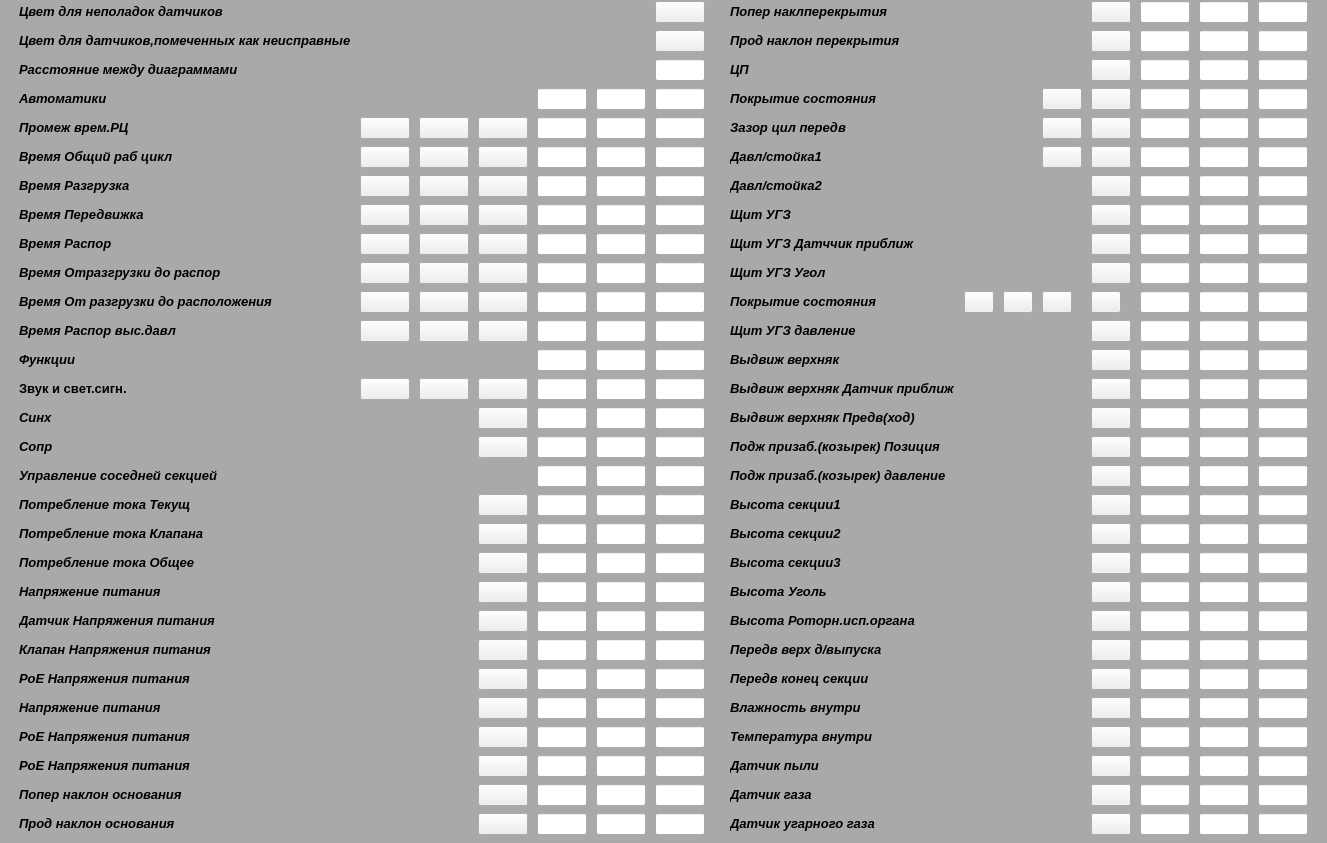
This is view/settings_sensors.ui in ilyababich21/NIva1 as Qt 5 draws it before an edit. The edited form follows.
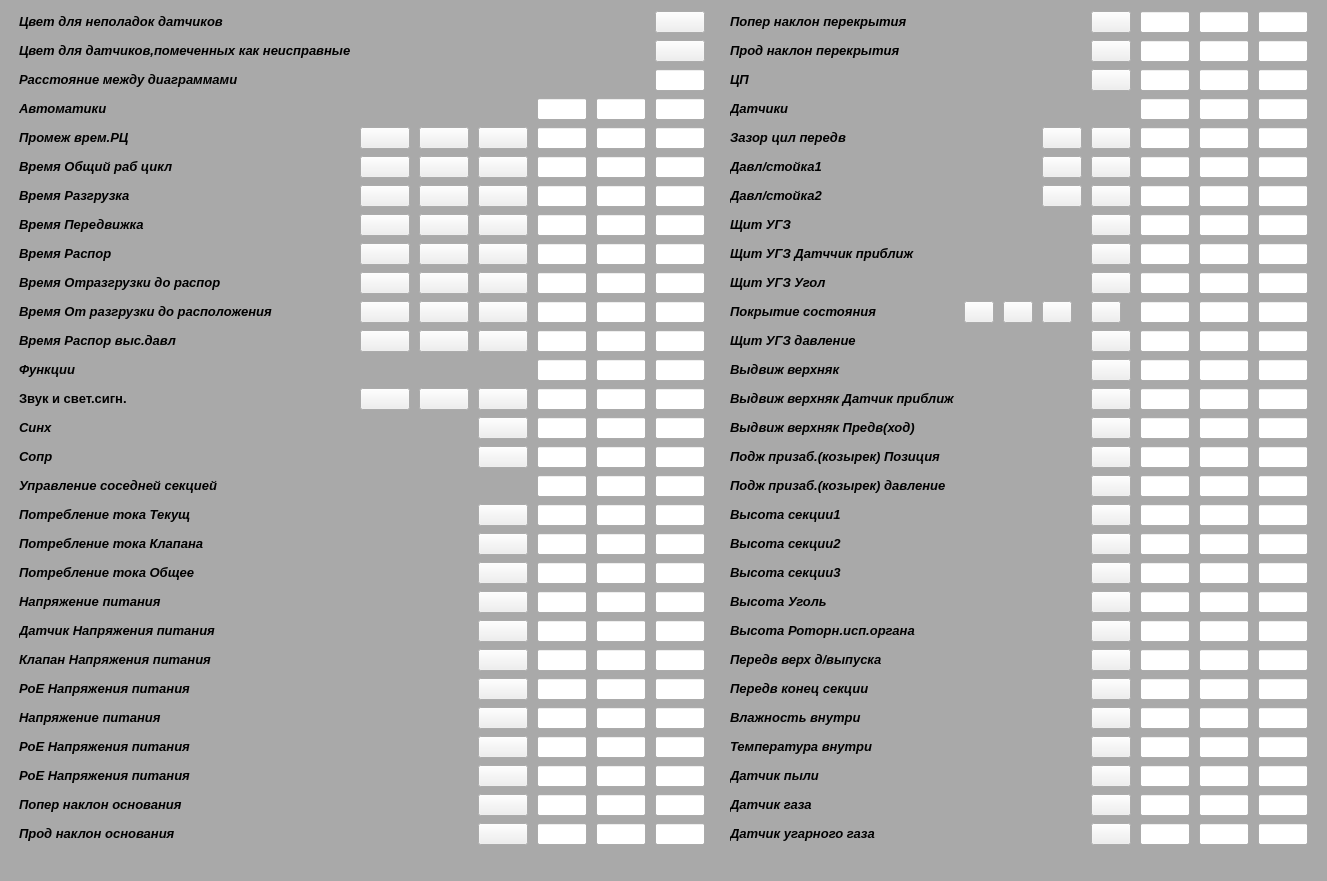
This is the edited form. Icons and pictures are not drawn.

Commit message: working set color in button in sensors_setting and create database table for storage information

```diff
--- a/view/settings_sensors.ui
+++ b/view/settings_sensors.ui
@@ -7,7 +7,7 @@
     <x>0</x>
     <y>0</y>
     <width>1327</width>
-    <height>843</height>
+    <height>881</height>
    </rect>
   </property>
   <property name="windowTitle">
@@ -27,7 +27,7 @@
     <property name="geometry">
      <rect>
       <x>0</x>
-      <y>0</y>
+      <y>10</y>
       <width>1324</width>
       <height>859</height>
      </rect>
@@ -4074,25 +4074,6 @@
        </property>
       </widget>
      </item>
-     <item row="3" column="13">
-      <widget class="QPushButton" name="pushButton_92">
-       <property name="sizePolicy">
-        <sizepolicy hsizetype="Maximum" vsizetype="Fixed">
-         <horstretch>0</horstretch>
-         <verstretch>0</verstretch>
-        </sizepolicy>
-       </property>
-       <property name="maximumSize">
-        <size>
-         <width>50</width>
-         <height>16777215</height>
-        </size>
-       </property>
-       <property name="text">
-        <string/>
-       </property>
-      </widget>
-     </item>
      <item row="1" column="7">
       <widget class="QPushButton" name="pushButton_98">
        <property name="sizePolicy">
@@ -4164,32 +4145,18 @@
          <height>16777215</height>
         </size>
        </property>
+       <property name="styleSheet">
+        <string notr="true">QPushButton {
+color: #fff; 
+}</string>
+       </property>
        <property name="text">
         <string/>
        </property>
       </widget>
      </item>
      <item row="0" column="13">
-      <widget class="QPushButton" name="pushButton_99">
-       <property name="sizePolicy">
-        <sizepolicy hsizetype="Maximum" vsizetype="Fixed">
-         <horstretch>0</horstretch>
-         <verstretch>0</verstretch>
-        </sizepolicy>
-       </property>
-       <property name="maximumSize">
-        <size>
-         <width>50</width>
-         <height>16777215</height>
-        </size>
-       </property>
-       <property name="text">
-        <string/>
-       </property>
-      </widget>
-     </item>
-     <item row="3" column="12">
-      <widget class="QPushButton" name="pushButton_101">
+      <widget class="QPushButton" name="color_transversal_slope_floor_pushButton">
        <property name="sizePolicy">
         <sizepolicy hsizetype="Maximum" vsizetype="Fixed">
          <horstretch>0</horstretch>
@@ -4443,7 +4410,7 @@
         </sizepolicy>
        </property>
        <property name="text">
-        <string>&lt;html&gt;&lt;head/&gt;&lt;body&gt;&lt;p&gt;&lt;span style=&quot; font-size:10pt; font-weight:600; font-style:italic;&quot;&gt;Попер наклперекрытия&lt;/span&gt;&lt;/p&gt;&lt;/body&gt;&lt;/html&gt;</string>
+        <string>&lt;html&gt;&lt;head/&gt;&lt;body&gt;&lt;p&gt;&lt;span style=&quot; font-size:10pt; font-weight:600; font-style:italic;&quot;&gt;Попер наклон перекрытия&lt;/span&gt;&lt;/p&gt;&lt;/body&gt;&lt;/html&gt;</string>
        </property>
       </widget>
      </item>
@@ -4502,7 +4469,7 @@
         </sizepolicy>
        </property>
        <property name="text">
-        <string>&lt;html&gt;&lt;head/&gt;&lt;body&gt;&lt;p&gt;&lt;span style=&quot; font-size:10pt; font-weight:600; font-style:italic;&quot;&gt;Покрытие состояния&lt;/span&gt;&lt;/p&gt;&lt;/body&gt;&lt;/html&gt;</string>
+        <string>&lt;html&gt;&lt;head/&gt;&lt;body&gt;&lt;p&gt;&lt;span style=&quot; font-size:10pt; font-weight:600; font-style:italic;&quot;&gt;Датчики&lt;/span&gt;&lt;/p&gt;&lt;/body&gt;&lt;/html&gt;</string>
        </property>
       </widget>
      </item>
@@ -4789,6 +4756,25 @@
        </property>
       </widget>
      </item>
+     <item row="6" column="12">
+      <widget class="QPushButton" name="pushButton_101">
+       <property name="sizePolicy">
+        <sizepolicy hsizetype="Maximum" vsizetype="Fixed">
+         <horstretch>0</horstretch>
+         <verstretch>0</verstretch>
+        </sizepolicy>
+       </property>
+       <property name="maximumSize">
+        <size>
+         <width>50</width>
+         <height>16777215</height>
+        </size>
+       </property>
+       <property name="text">
+        <string/>
+       </property>
+      </widget>
+     </item>
     </layout>
    </widget>
   </widget>
```
Left out of the diff: 56 changed lines with no effect on the pictures. The commit also changes 17 other files.
